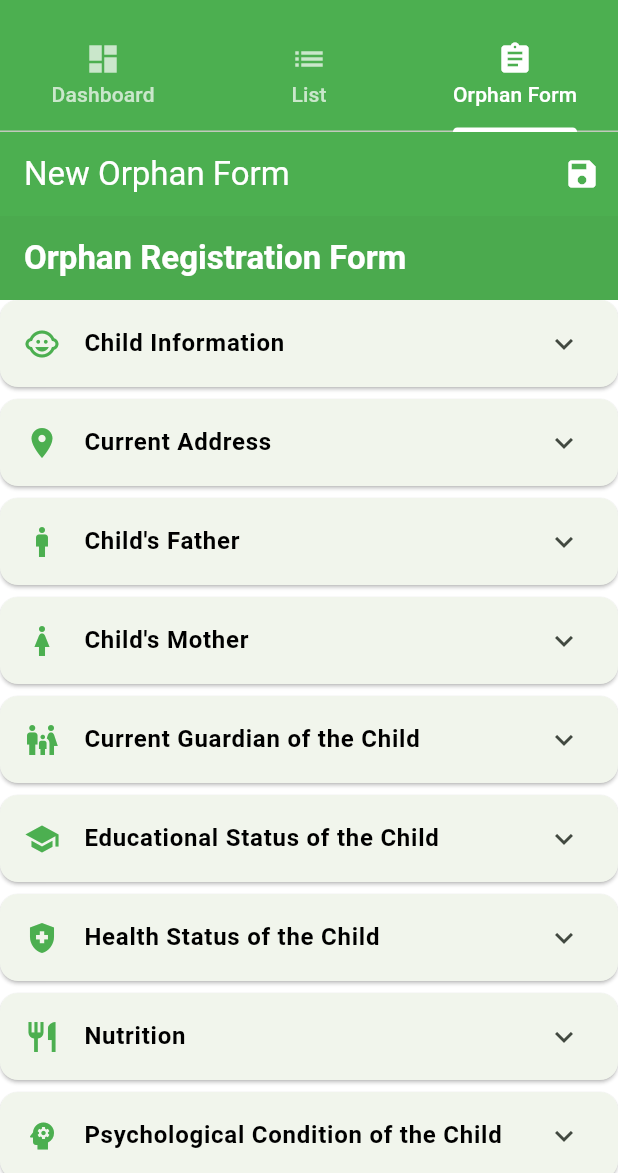
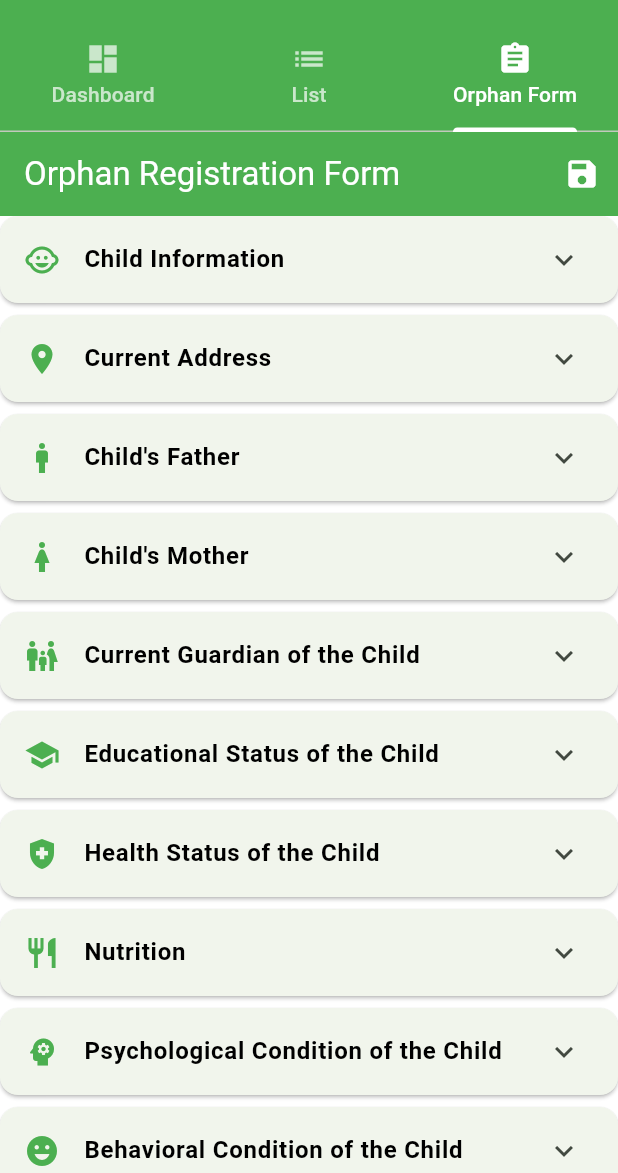
Before and after one commit to Abd-K/supervisor, a Flutter app: the screen it shows after launch, tab 3 chosen, on a phone screen of 412 x 824 dp, the part 63-1236 px from its top. Run offline on Flutter 3.47's test engine with Material 3 defaults, Android fonts, the phone set to English and light mode, and no system bars; our stand-ins replace image_picker.

Commit message:
Remove duplicate AppBar from OrphanForm

```diff
--- a/lib/orphan_form.dart
+++ b/lib/orphan_form.dart
@@ -13,7 +13,7 @@ class OrphanFormPage extends StatelessWidget {
   Widget build(BuildContext context) {
     return Scaffold(
       appBar: AppBar(
-        title: Text(orphan == null ? 'New Orphan Form' : 'Edit Orphan Details'),
+        title: Text(orphan == null ? 'Orphan Registration Form' : 'Edit Orphan Details'),
         actions: [
           IconButton(
             icon: const Icon(Icons.save),
@@ -159,15 +159,6 @@ Widget build(BuildContext context) {
   return GestureDetector(
     onTap: () => FocusScope.of(context).unfocus(),
     child: Scaffold(
-      appBar: AppBar(
-        title: const Text(
-          'Orphan Registration Form',
-          style: TextStyle(fontWeight: FontWeight.bold),
-        ),
-        backgroundColor: Colors.green,
-        foregroundColor: Colors.white,
-        elevation: 2,
-      ),
       resizeToAvoidBottomInset: true,
 
       body: Stack(
```
